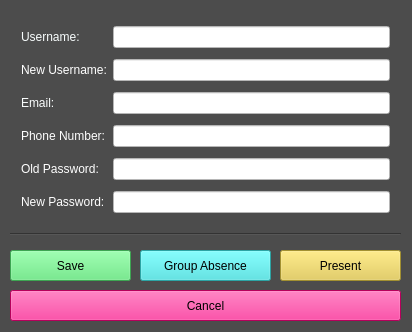
Qt form account_settings.ui (allenh1/timefuse-client) before a commit.
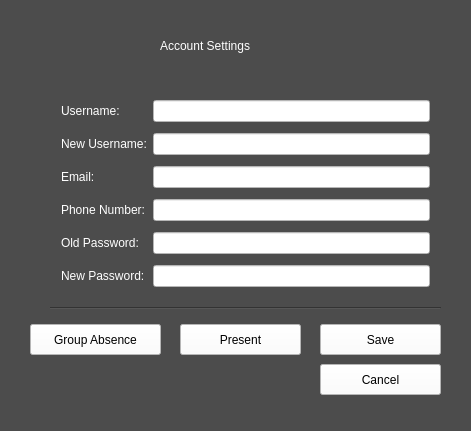
The same form after that commit.

Diff of the .ui file:
```diff
--- a/account_settings.ui
+++ b/account_settings.ui
@@ -6,8 +6,8 @@
    <rect>
     <x>0</x>
     <y>0</y>
-    <width>412</width>
-    <height>332</height>
+    <width>471</width>
+    <height>431</height>
    </rect>
   </property>
   <property name="windowTitle">
@@ -20,8 +20,8 @@
   <widget class="QWidget" name="gridLayoutWidget">
    <property name="geometry">
     <rect>
-     <x>10</x>
-     <y>10</y>
+     <x>50</x>
+     <y>84</y>
      <width>391</width>
      <height>221</height>
     </rect>
@@ -30,7 +30,8 @@
     <item row="0" column="0">
      <widget class="QLabel" name="label">
       <property name="styleSheet">
-       <string notr="true">color: rgb(248, 253, 253);</string>
+       <string notr="true">color: rgb(255, 255, 255);
+font: 13pt &quot;Courier&quot;;</string>
       </property>
       <property name="text">
        <string>Username:</string>
@@ -50,7 +51,9 @@
     <item row="2" column="0">
      <widget class="QLabel" name="label_2">
       <property name="styleSheet">
-       <string notr="true">color: rgb(250, 253, 253);</string>
+       <string notr="true">color: rgb(255, 255, 255);
+font: 13pt &quot;Courier&quot;;
+</string>
       </property>
       <property name="text">
        <string>Email:</string>
@@ -137,14 +140,15 @@
   <widget class="QPushButton" name="save_changes">
    <property name="geometry">
     <rect>
-     <x>10</x>
-     <y>250</y>
+     <x>320</x>
+     <y>324</y>
      <width>121</width>
      <height>31</height>
     </rect>
    </property>
    <property name="styleSheet">
-    <string notr="true">background-color: rgb(86, 231, 115);
+    <string notr="true">background-color: rgb(255, 255, 255);
+font: 13pt &quot;Courier&quot;;
 color: rgb(0, 0, 0);</string>
    </property>
    <property name="text">
@@ -154,14 +158,15 @@
   <widget class="QPushButton" name="cancel_button">
    <property name="geometry">
     <rect>
-     <x>10</x>
-     <y>290</y>
-     <width>391</width>
+     <x>320</x>
+     <y>364</y>
+     <width>121</width>
      <height>31</height>
     </rect>
    </property>
    <property name="styleSheet">
-    <string notr="true">background-color: rgb(255, 0, 128);
+    <string notr="true">background-color: rgb(255, 255, 255);
+font: 13pt &quot;Courier&quot;;
 color: rgb(0, 0, 0);</string>
    </property>
    <property name="text">
@@ -171,16 +176,16 @@
   <widget class="QPushButton" name="leave_of_absence">
    <property name="geometry">
     <rect>
-     <x>140</x>
-     <y>250</y>
+     <x>30</x>
+     <y>324</y>
      <width>131</width>
      <height>31</height>
     </rect>
    </property>
    <property name="styleSheet">
-    <string notr="true">background-color: rgb(61, 229, 229);
-color: rgb(0, 0, 0);
-</string>
+    <string notr="true">background-color: rgb(255, 255, 255);
+font: 13pt &quot;Courier&quot;;
+color: rgb(0, 0, 0);</string>
    </property>
    <property name="text">
     <string>Group Absence</string>
@@ -189,14 +194,15 @@
   <widget class="QPushButton" name="present">
    <property name="geometry">
     <rect>
-     <x>280</x>
-     <y>250</y>
+     <x>180</x>
+     <y>324</y>
      <width>121</width>
      <height>31</height>
     </rect>
    </property>
    <property name="styleSheet">
-    <string notr="true">background-color: rgb(227, 201, 69);
+    <string notr="true">background-color: rgb(255, 255, 255);
+font: 13pt &quot;Courier&quot;;
 color: rgb(0, 0, 0);</string>
    </property>
    <property name="text">
@@ -206,8 +212,8 @@
   <widget class="Line" name="line">
    <property name="geometry">
     <rect>
-     <x>10</x>
-     <y>226</y>
+     <x>50</x>
+     <y>300</y>
      <width>391</width>
      <height>16</height>
     </rect>
@@ -216,6 +222,23 @@
     <enum>Qt::Horizontal</enum>
    </property>
   </widget>
+  <widget class="QLabel" name="label_5">
+   <property name="geometry">
+    <rect>
+     <x>160</x>
+     <y>20</y>
+     <width>161</width>
+     <height>51</height>
+    </rect>
+   </property>
+   <property name="styleSheet">
+    <string notr="true">color: rgb(255, 255, 255);
+font: 20pt &quot;Times New Roman&quot;;</string>
+   </property>
+   <property name="text">
+    <string>Account Settings</string>
+   </property>
+  </widget>
  </widget>
  <layoutdefault spacing="6" margin="11"/>
  <resources/>
```
Left out of the diff: 14 changed lines with no effect on the pictures.
